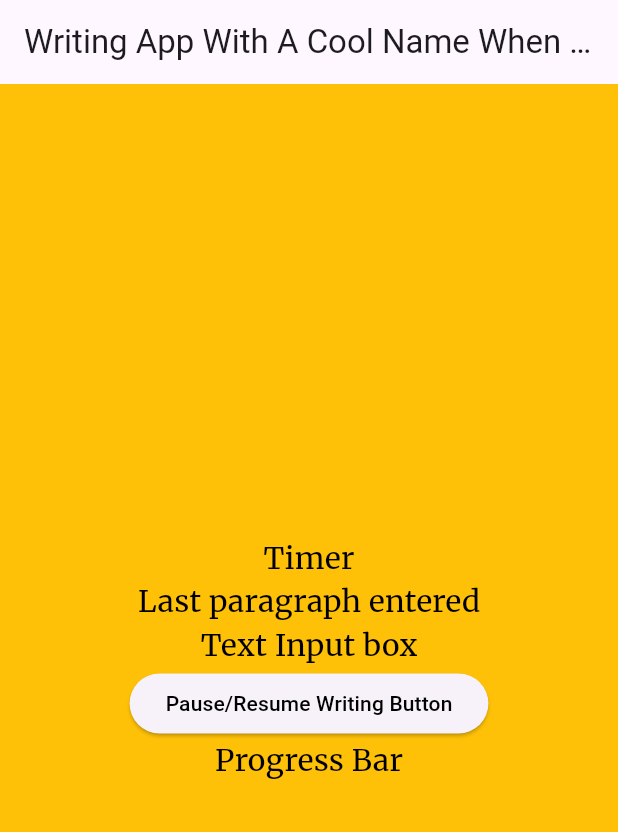
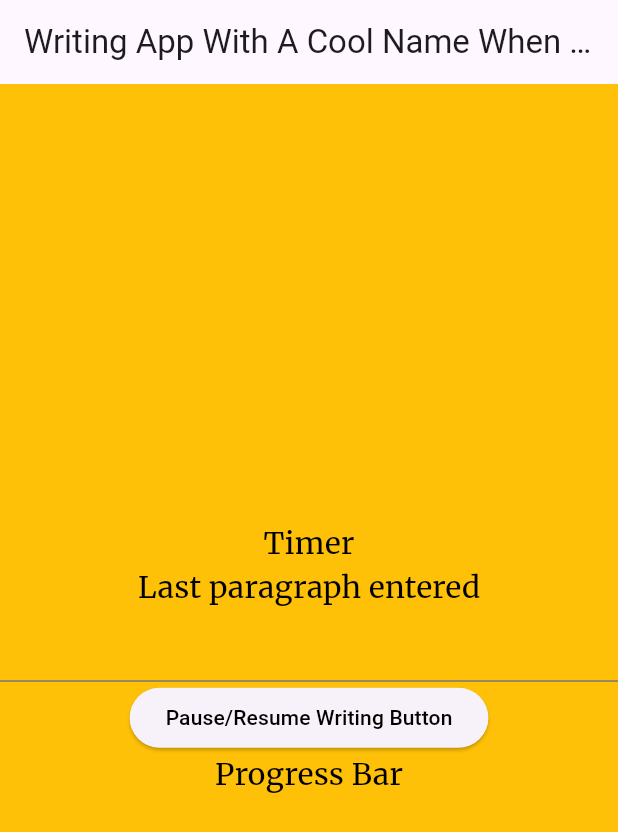
Before and after one commit to kkhhaaooss/adhd_writing_app, a Flutter app: the screen it shows after launch, on a phone screen of 412 x 824 dp. Shown: the top 832 px of the screen. Run offline on Flutter 3.47's test engine with Material 3 defaults, Android fonts, the light colour scheme and no system bars; our stand-ins replace google_fonts.

Commit message:
Adds TextInput class

```diff
--- a/lib/interface.dart
+++ b/lib/interface.dart
@@ -1,3 +1,4 @@
+import 'package:adhd_writing_app/text_input.dart';
 import 'package:flutter/material.dart';
 
 class Interface extends StatefulWidget {
@@ -31,12 +32,7 @@ class _InterfaceState extends State<Interface> {
             ),
 
             // TODO(kkhhaaooss): implement text input box
-            const Text(
-              'Text Input box',
-              style: TextStyle(
-                color: Colors.black,
-              ),
-            ),
+            const TextInput(),
 
             // TODO(kkhhaaooss): implement pause/resume writing button
             ElevatedButton(
--- /dev/null
+++ b/lib/text_input.dart
@@ -0,0 +1,15 @@
+import 'package:flutter/material.dart';
+
+class TextInput extends StatefulWidget {
+  const TextInput({super.key});
+
+  @override
+  State<TextInput> createState() => _TextInputState();
+}
+
+class _TextInputState extends State<TextInput> {
+  @override
+  Widget build(BuildContext context) {
+    return const TextField();
+  }
+}
```
